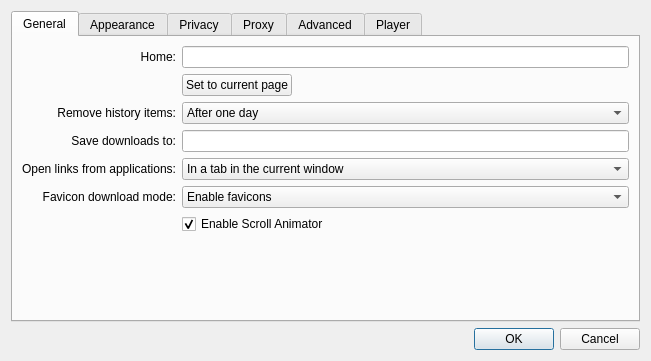
The window that src/client/settings.ui (missdeer/imchenwen) describes before a commit, drawn with Qt 5.
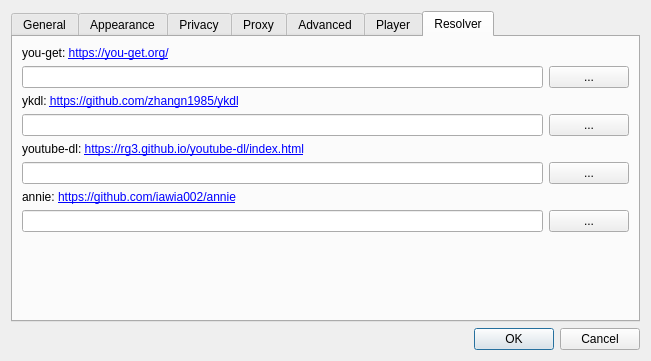
The same window after the commit. The open tabs and pages were chosen to show the change.

```diff
--- a/src/client/settings.ui
+++ b/src/client/settings.ui
@@ -14,7 +14,17 @@
    <string>Settings</string>
   </property>
   <layout class="QGridLayout" name="gridLayout">
-   <item row="3" column="0">
+   <item row="4" column="0">
+    <widget class="QDialogButtonBox" name="buttonBox">
+     <property name="orientation">
+      <enum>Qt::Horizontal</enum>
+     </property>
+     <property name="standardButtons">
+      <set>QDialogButtonBox::Cancel|QDialogButtonBox::Ok</set>
+     </property>
+    </widget>
+   </item>
+   <item row="0" column="0">
     <widget class="QTabWidget" name="tabWidget">
      <property name="currentIndex">
       <number>0</number>
@@ -642,16 +652,110 @@
        </item>
       </layout>
      </widget>
-    </widget>
-   </item>
-   <item row="4" column="0">
-    <widget class="QDialogButtonBox" name="buttonBox">
-     <property name="orientation">
-      <enum>Qt::Horizontal</enum>
-     </property>
-     <property name="standardButtons">
-      <set>QDialogButtonBox::Cancel|QDialogButtonBox::Ok</set>
-     </property>
+     <widget class="QWidget" name="tab">
+      <attribute name="title">
+       <string>Resolver</string>
+      </attribute>
+      <layout class="QVBoxLayout" name="verticalLayout_5">
+       <item>
+        <widget class="QLabel" name="label_21">
+         <property name="text">
+          <string>&lt;html&gt;&lt;head/&gt;&lt;body&gt;&lt;p&gt;you-get: &lt;a href=&quot;https://you-get.org/&quot;&gt;&lt;span style=&quot; text-decoration: underline; color:#0000ff;&quot;&gt;https://you-get.org/&lt;/span&gt;&lt;/a&gt;&lt;/p&gt;&lt;/body&gt;&lt;/html&gt;</string>
+         </property>
+        </widget>
+       </item>
+       <item>
+        <layout class="QHBoxLayout" name="horizontalLayout_3">
+         <item>
+          <widget class="QLineEdit" name="edtYouGetPath"/>
+         </item>
+         <item>
+          <widget class="QPushButton" name="btnBrowseYouGetPath">
+           <property name="text">
+            <string>...</string>
+           </property>
+          </widget>
+         </item>
+        </layout>
+       </item>
+       <item>
+        <widget class="QLabel" name="label_22">
+         <property name="text">
+          <string>&lt;html&gt;&lt;head/&gt;&lt;body&gt;&lt;p&gt;ykdl: &lt;a href=&quot;https://github.com/zhangn1985/ykdl&quot;&gt;&lt;span style=&quot; text-decoration: underline; color:#0000ff;&quot;&gt;https://github.com/zhangn1985/ykdl&lt;/span&gt;&lt;/a&gt;&lt;/p&gt;&lt;/body&gt;&lt;/html&gt;</string>
+         </property>
+        </widget>
+       </item>
+       <item>
+        <layout class="QHBoxLayout" name="horizontalLayout_4">
+         <item>
+          <widget class="QLineEdit" name="edtYKDLPath"/>
+         </item>
+         <item>
+          <widget class="QPushButton" name="btnBrowseYKDLPath">
+           <property name="text">
+            <string>...</string>
+           </property>
+          </widget>
+         </item>
+        </layout>
+       </item>
+       <item>
+        <widget class="QLabel" name="label_23">
+         <property name="text">
+          <string>&lt;html&gt;&lt;head/&gt;&lt;body&gt;&lt;p&gt;youtube-dl: &lt;a href=&quot;https://rg3.github.io/youtube-dl/index.html&quot;&gt;&lt;span style=&quot; text-decoration: underline; color:#0000ff;&quot;&gt;https://rg3.github.io/youtube-dl/index.html&lt;/span&gt;&lt;/a&gt;&lt;/p&gt;&lt;/body&gt;&lt;/html&gt;</string>
+         </property>
+        </widget>
+       </item>
+       <item>
+        <layout class="QHBoxLayout" name="horizontalLayout_5">
+         <item>
+          <widget class="QLineEdit" name="edtYoutubeDLPath"/>
+         </item>
+         <item>
+          <widget class="QPushButton" name="btnBrowseYoutubeDLPath">
+           <property name="text">
+            <string>...</string>
+           </property>
+          </widget>
+         </item>
+        </layout>
+       </item>
+       <item>
+        <widget class="QLabel" name="label_24">
+         <property name="text">
+          <string>&lt;html&gt;&lt;head/&gt;&lt;body&gt;&lt;p&gt;annie: &lt;a href=&quot;https://github.com/iawia002/annie&quot;&gt;&lt;span style=&quot; text-decoration: underline; color:#0000ff;&quot;&gt;https://github.com/iawia002/annie&lt;/span&gt;&lt;/a&gt;&lt;/p&gt;&lt;/body&gt;&lt;/html&gt;</string>
+         </property>
+        </widget>
+       </item>
+       <item>
+        <layout class="QHBoxLayout" name="horizontalLayout_6">
+         <item>
+          <widget class="QLineEdit" name="edtAnniePath"/>
+         </item>
+         <item>
+          <widget class="QPushButton" name="btnBrowseAnniePath">
+           <property name="text">
+            <string>...</string>
+           </property>
+          </widget>
+         </item>
+        </layout>
+       </item>
+       <item>
+        <spacer name="verticalSpacer_5">
+         <property name="orientation">
+          <enum>Qt::Vertical</enum>
+         </property>
+         <property name="sizeHint" stdset="0">
+          <size>
+           <width>20</width>
+           <height>40</height>
+          </size>
+         </property>
+        </spacer>
+       </item>
+      </layout>
+     </widget>
     </widget>
    </item>
   </layout>
```
